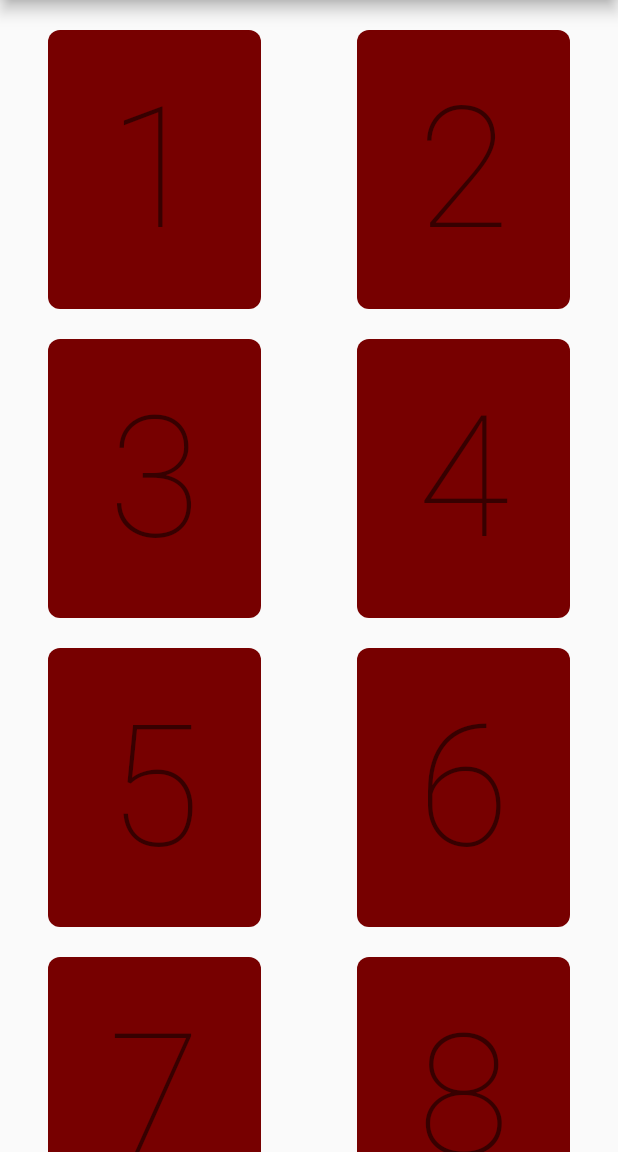
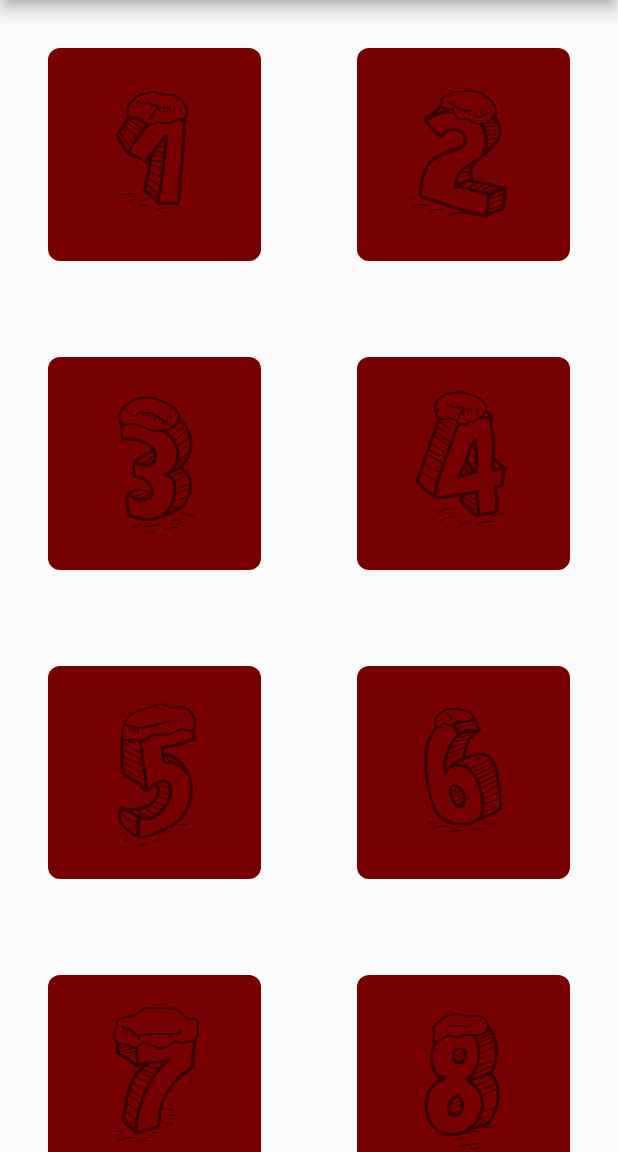
Before and after one commit to Paradoxianer/adventskalender, a Flutter app: the screen it shows after launch, on a phone screen of 412 x 824 dp, the part 84-1236 px from its top. Run offline on Flutter 3.47's test engine with Material 2 defaults, Android fonts, the phone set to English and light mode, and no system bars; drawn by our look-alikes of flip_card; our stand-ins replace auto_size_text.

Commit message:
Use the nice Christmas Font for the Front and make the Back autosized

```diff
--- a/adventscalender/lib/Adventstuer.dart
+++ b/adventscalender/lib/Adventstuer.dart
@@ -11,7 +11,7 @@ class Adventstuer extends StatelessWidget {
     DateTime date = DateTime.now();
     return Card(
       elevation: 0.0,
-      margin: EdgeInsets.only(left: 32.0, right: 32.0, top: 20.0, bottom: 0.0),
+      margin: EdgeInsets.only(left: 32.0, right: 32.0, top: 32.0, bottom: 32.0),
       color: Color(0x00000000),
       child: FlipCard(
         flipOnTouch: Tag<date.day, //&& date.month==12,
@@ -28,7 +28,9 @@ class Adventstuer extends StatelessWidget {
           child: Column(
             mainAxisAlignment: MainAxisAlignment.center,
             children: <Widget>[
-              Text(Tag.toString(), style: Theme.of(context).textTheme.headline1),
+              Text(Tag.toString(),
+                  style: Theme.of(context).textTheme.headline1!.apply(fontFamily: 'Cartoon Blocks Christmas')
+              ),
             ],
           ),
         ),
@@ -37,11 +39,14 @@ class Adventstuer extends StatelessWidget {
             color: Color(0xFF007777),
             borderRadius: BorderRadius.all(Radius.circular(8.0)),
           ),
-          child: Column(
-            mainAxisAlignment: MainAxisAlignment.center,
-            children: <Widget>[
-              Expanded(child: AutoSizeText(Inhalt))
-            ],
+          child: Center(
+            child:
+              Padding(
+                padding: EdgeInsets.all(15),
+                  child: AutoSizeText(Inhalt,
+                    style: Theme.of(context).textTheme.headline1
+                  )
+              )
           ),
         ),
       ),
```
